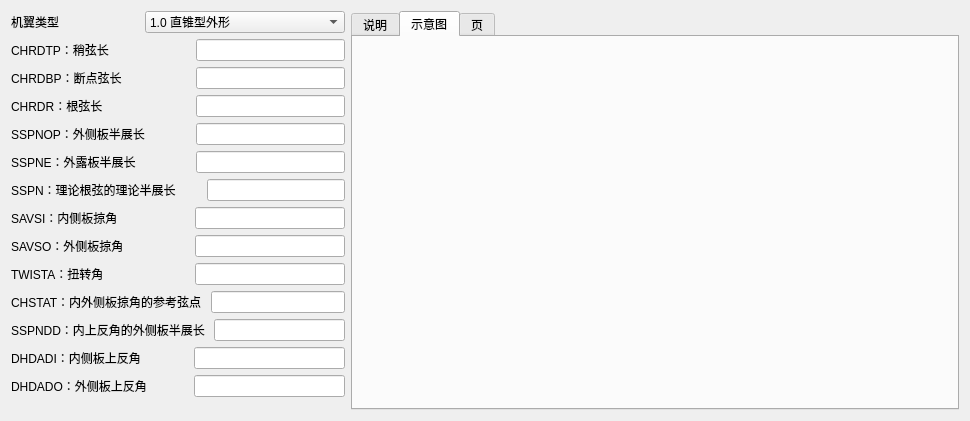
The window that PyDatcomLab/GUIs/PlaneConfiguration/WGPLNF.ui (darkspring2015/PyDatcomLab) describes before a commit, drawn with Qt 5.
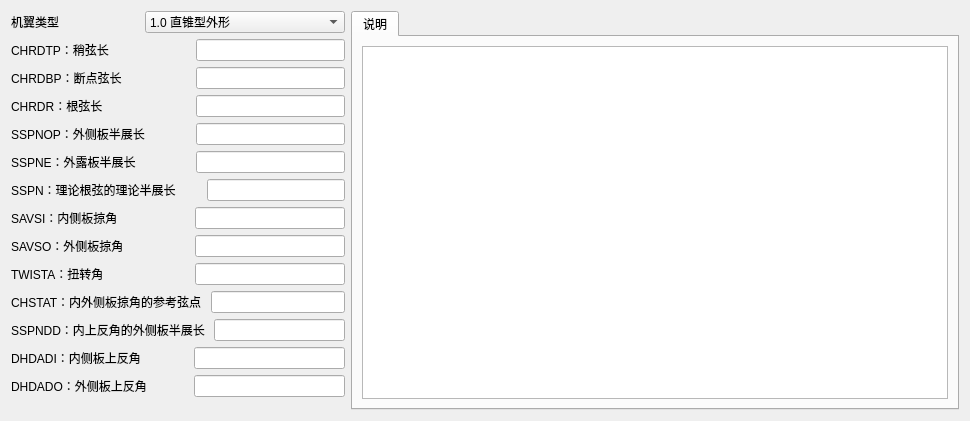
The same window after the commit. Icons and pictures are not drawn.

```diff
--- a/PyDatcomLab/GUIs/PlaneConfiguration/WGPLNF.ui
+++ b/PyDatcomLab/GUIs/PlaneConfiguration/WGPLNF.ui
@@ -554,7 +554,7 @@
    <item>
     <widget class="QTabWidget" name="tabWidget">
      <property name="currentIndex">
-      <number>1</number>
+      <number>0</number>
      </property>
      <widget class="QWidget" name="tab">
       <attribute name="title">
@@ -570,43 +570,6 @@
        </item>
       </layout>
      </widget>
-     <widget class="QWidget" name="tab_2">
-      <attribute name="title">
-       <string>示意图</string>
-      </attribute>
-      <layout class="QHBoxLayout" name="horizontalLayout_17">
-       <item>
-        <widget class="QLabel" name="label_9">
-         <property name="text">
-          <string/>
-         </property>
-         <property name="pixmap">
-          <pixmap resource="card_rc.qrc">:/card/rc_card/WGPLNF.png</pixmap>
-         </property>
-         <property name="scaledContents">
-          <bool>true</bool>
-         </property>
-        </widget>
-       </item>
-      </layout>
-     </widget>
-     <widget class="QWidget" name="tab_3">
-      <attribute name="title">
-       <string>页</string>
-      </attribute>
-      <layout class="QHBoxLayout" name="horizontalLayout_18">
-       <item>
-        <widget class="QLabel" name="label_15">
-         <property name="text">
-          <string/>
-         </property>
-         <property name="pixmap">
-          <pixmap resource="card_rc.qrc">:/card/rc_card/WGPLNF_Para.png</pixmap>
-         </property>
-        </widget>
-       </item>
-      </layout>
-     </widget>
     </widget>
    </item>
   </layout>
```
Left out of the diff: 17 changed lines with no effect on the pictures.
